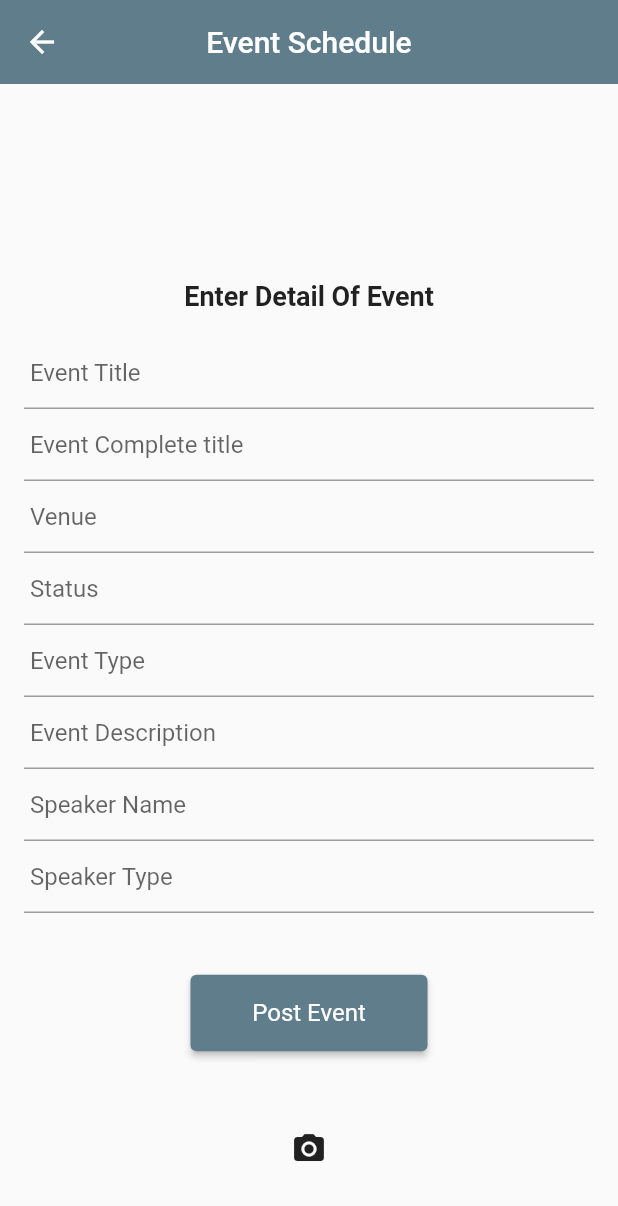
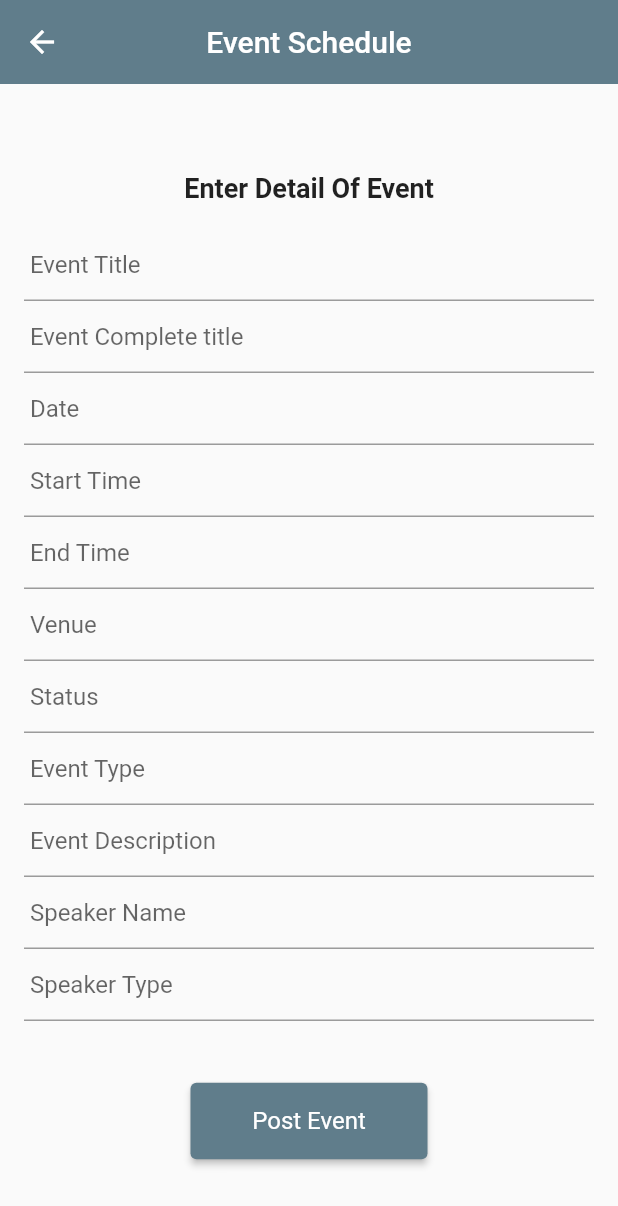
Before and after one commit to Vansh-Narang/Firebase_AdminPage-1, a Flutter app: the EventScheduler screen opened directly, on a phone screen of 412 x 824 dp. Shown: the top 1206 px of the screen. Run offline on Flutter 3.47's test engine with Material 2 defaults, Android fonts, the light colour scheme and no system bars; our stand-ins replace cloud_firestore, firebase_auth, firebase_core, firebase_storage, image_picker; accounts and stored records are empty; network calls fail.

Commit message:
bug fixed

```diff
--- a/lib/Screens/Signing/EventScheduler.dart
+++ b/lib/Screens/Signing/EventScheduler.dart
@@ -26,10 +26,10 @@
 String imageUrl = '';
 String title = '';
 String completeTitle = '';
-// DateTime? date;
-// TimeOfDay? time;
-// TimeOfDay? startTime;
-// TimeOfDay? finishTime;
+DateTime? date;
+TimeOfDay? time;
+TimeOfDay? startTime;
+TimeOfDay? finishTime;
 String venue = '';
 String status = '';
 String type = '';
@@ -112,45 +112,45 @@
                     });
                   },
                 ),
-                // TextFormField(
-                //   decoration: InputDecoration(
-                //     hintText: " Date",
-                //     // hintStyle: TextStyle(color: Colors.grey[500]),
-                //   ),
-                //   controller: dateController,
-                //   validator: (value) => value!.isEmpty ? " date" : null,
-                //   onChanged: (value) {
-                //     setState(() {
-                //       date = value as DateTime?;
-                //     });
-                //   },
-                // ),
-                // TextFormField(
-                //   decoration: InputDecoration(
-                //     hintText: " Start Time",
-                //     // hintStyle: TextStyle(color: Colors.grey[500]),
-                //   ),
-                //   controller: startTimeController,
-                //   validator: (value) => value!.isEmpty ? " Start Time" : null,
-                //   onChanged: (value) {
-                //     setState(() {
-                //       startTime = value as TimeOfDay?;
-                //     });
-                //   },
-                // ),
-                // TextFormField(
-                //   decoration: InputDecoration(
-                //     hintText: " End Time",
-                //     // hintStyle: TextStyle(color: Colors.grey[500]),
-                //   ),
-                //   controller: finishTimeController,
-                //   validator: (value) => value!.isEmpty ? " End Time" : null,
-                //   onChanged: (value) {
-                //     setState(() {
-                //       finishTime = value as TimeOfDay?;
-                //     });
-                //   },
-                // ),
+                TextFormField(
+                  decoration: InputDecoration(
+                    hintText: " Date",
+                    // hintStyle: TextStyle(color: Colors.grey[500]),
+                  ),
+                  controller: dateController,
+                  validator: (value) => value!.isEmpty ? " date" : null,
+                  onChanged: (value) {
+                    setState(() {
+                      date = value as DateTime?;
+                    });
+                  },
+                ),
+                TextFormField(
+                  decoration: InputDecoration(
+                    hintText: " Start Time",
+                    // hintStyle: TextStyle(color: Colors.grey[500]),
+                  ),
+                  controller: startTimeController,
+                  validator: (value) => value!.isEmpty ? " Start Time" : null,
+                  onChanged: (value) {
+                    setState(() {
+                      startTime = value as TimeOfDay?;
+                    });
+                  },
+                ),
+                TextFormField(
+                  decoration: InputDecoration(
+                    hintText: " End Time",
+                    // hintStyle: TextStyle(color: Colors.grey[500]),
+                  ),
+                  controller: finishTimeController,
+                  validator: (value) => value!.isEmpty ? " End Time" : null,
+                  onChanged: (value) {
+                    setState(() {
+                      finishTime = value as TimeOfDay?;
+                    });
+                  },
+                ),
                 TextFormField(
                   decoration: InputDecoration(hintText: " Venue"),
                   controller: venueController,
@@ -294,6 +294,9 @@
         'imageUrl': imageUrl,
         'title': title,
         'completeTitle': completeTitle,
+        'date': date,
+        'startTime': startTime,
+        'finishTime': finishTime,
         'venue': venue,
         'status': status,
         'type': type,
```
